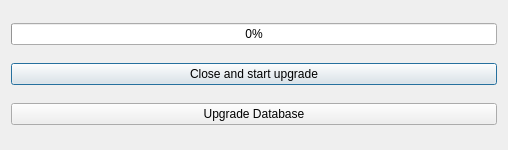
This is autoupdatedialog.ui in ic005k/OCAuxiliaryTools as Qt 5 draws it before an edit. The edited form follows.
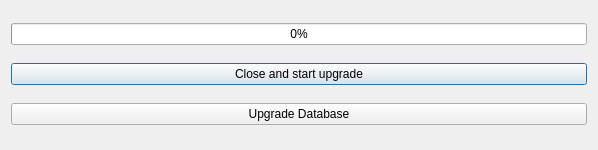
This is the edited form.

```diff
--- a/autoupdatedialog.ui
+++ b/autoupdatedialog.ui
@@ -6,7 +6,7 @@
    <rect>
     <x>0</x>
     <y>0</y>
-    <width>508</width>
+    <width>598</width>
     <height>150</height>
    </rect>
   </property>
```
